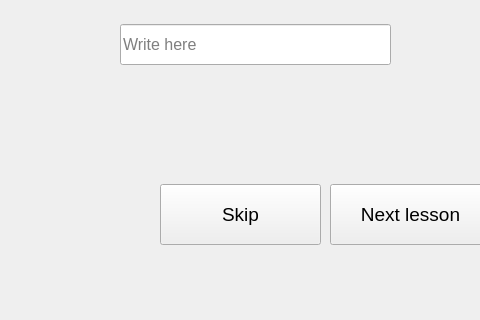
Above: SPCK/Gui/house2.ui from trongphuc1/TL-C4K-PTI01- before the change; both pictures show x 160 to 640 and y 336 to 656 of the 1159 by 656 pixel window. Below: the same form after it.
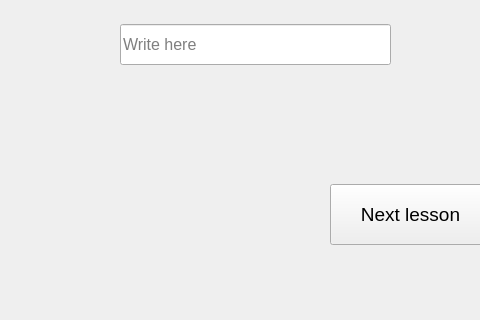
That is the form after the change. Icons and pictures are not drawn.

```diff
--- a/SPCK/Gui/house2.ui
+++ b/SPCK/Gui/house2.ui
@@ -256,24 +256,6 @@
      <string>Next lesson</string>
     </property>
    </widget>
-   <widget class="QPushButton" name="pushButton_6">
-    <property name="geometry">
-     <rect>
-      <x>320</x>
-      <y>520</y>
-      <width>161</width>
-      <height>61</height>
-     </rect>
-    </property>
-    <property name="font">
-     <font>
-      <pointsize>14</pointsize>
-     </font>
-    </property>
-    <property name="text">
-     <string>Skip</string>
-    </property>
-   </widget>
    <widget class="QPushButton" name="pushButton_5">
     <property name="geometry">
      <rect>
```
